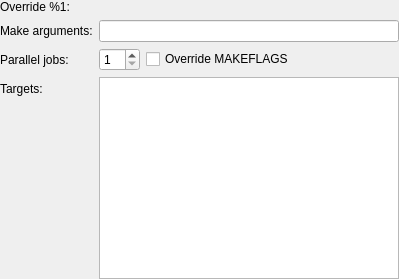
First picture: the form in src/plugins/projectexplorer/makestep.ui, repository qt-creator/qt-creator, before the edit.
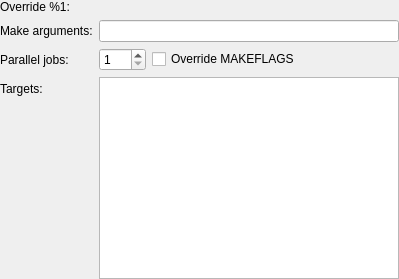
Second picture: the form after the edit. Custom widgets are drawn as their Qt base class.

Commit message:
ProjectExplorer: Raise maximum of parallel jobs
Now to 999 instead of the default of 99.

What changed in the file:
```diff
--- a/src/plugins/projectexplorer/makestep.ui
+++ b/src/plugins/projectexplorer/makestep.ui
@@ -79,6 +79,9 @@
        <property name="minimum">
         <number>1</number>
        </property>
+       <property name="maximum">
+        <number>999</number>
+       </property>
       </widget>
      </item>
      <item>
```
